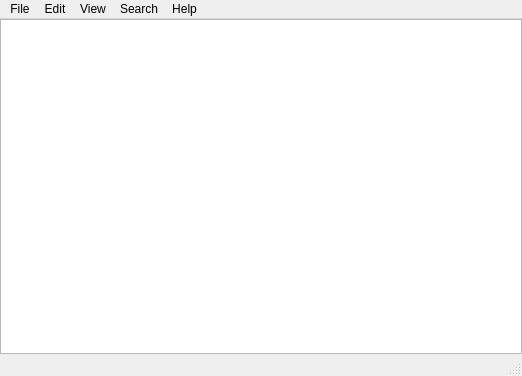
Above: 2010_hackathon/brunsc/python_console/main_python_console.ui from CBL-ORION/Vaa3D-mirror before the change. Below: the same form after it.
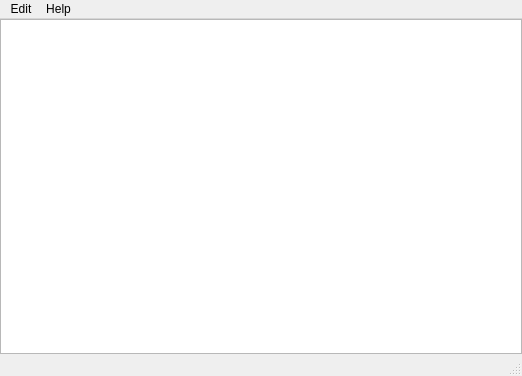
That is the form after the change.

Commit message: Refined and debugged python console menus.

What changed in the file:
```diff
--- a/2010_hackathon/brunsc/python_console/main_python_console.ui
+++ b/2010_hackathon/brunsc/python_console/main_python_console.ui
@@ -37,38 +37,28 @@
      <x>0</x>
      <y>0</y>
      <width>522</width>
-     <height>22</height>
+     <height>25</height>
     </rect>
    </property>
-   <widget class="QMenu" name="menuFile">
-    <property name="title">
-     <string>File</string>
-    </property>
-   </widget>
    <widget class="QMenu" name="menuEdit">
     <property name="title">
      <string>Edit</string>
     </property>
-   </widget>
-   <widget class="QMenu" name="menuView">
-    <property name="title">
-     <string>View</string>
-    </property>
+    <addaction name="actionUndo"/>
+    <addaction name="actionRedo"/>
+    <addaction name="separator"/>
+    <addaction name="actionCut"/>
+    <addaction name="actionCopy"/>
+    <addaction name="actionPaste"/>
+    <addaction name="separator"/>
+    <addaction name="actionSelect_All"/>
    </widget>
    <widget class="QMenu" name="menuHelp">
     <property name="title">
      <string>Help</string>
     </property>
    </widget>
-   <widget class="QMenu" name="menuSearch">
-    <property name="title">
-     <string>Search</string>
-    </property>
-   </widget>
-   <addaction name="menuFile"/>
    <addaction name="menuEdit"/>
-   <addaction name="menuView"/>
-   <addaction name="menuSearch"/>
    <addaction name="menuHelp"/>
   </widget>
   <widget class="QStatusBar" name="statusbar"/>
```
Left out of the diff: 215 changed lines with no effect on the pictures. The commit also changes 2 other files.
